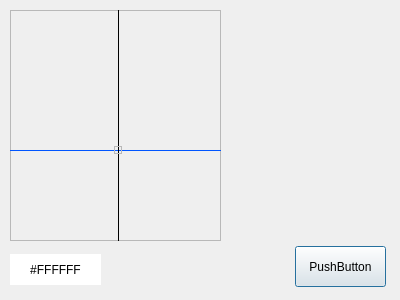
The window that frame.ui (xsence-github/xcolorpick) describes before a commit, drawn with Qt 5.
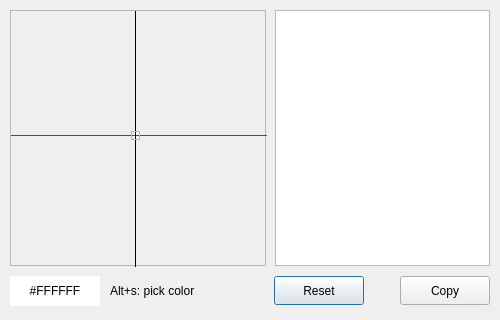
The same window after the commit.

```diff
--- a/frame.ui
+++ b/frame.ui
@@ -6,20 +6,20 @@
    <rect>
     <x>0</x>
     <y>0</y>
-    <width>400</width>
-    <height>300</height>
+    <width>500</width>
+    <height>320</height>
    </rect>
   </property>
   <property name="minimumSize">
    <size>
-    <width>400</width>
-    <height>300</height>
+    <width>500</width>
+    <height>320</height>
    </size>
   </property>
   <property name="maximumSize">
    <size>
-    <width>400</width>
-    <height>300</height>
+    <width>500</width>
+    <height>320</height>
    </size>
   </property>
   <property name="windowTitle">
@@ -29,9 +29,9 @@
    <property name="geometry">
     <rect>
      <x>10</x>
-     <y>254</y>
-     <width>91</width>
-     <height>31</height>
+     <y>276</y>
+     <width>90</width>
+     <height>30</height>
     </rect>
    </property>
    <property name="styleSheet">
@@ -50,8 +50,8 @@
     <rect>
      <x>10</x>
      <y>10</y>
-     <width>211</width>
-     <height>231</height>
+     <width>256</width>
+     <height>256</height>
     </rect>
    </property>
    <property name="frameShape">
@@ -64,23 +64,23 @@
   <widget class="QPushButton" name="pushButton">
    <property name="geometry">
     <rect>
-     <x>295</x>
-     <y>246</y>
-     <width>91</width>
-     <height>41</height>
+     <x>274</x>
+     <y>276</y>
+     <width>90</width>
+     <height>29</height>
     </rect>
    </property>
    <property name="text">
-    <string>PushButton</string>
+    <string>Reset</string>
    </property>
   </widget>
   <widget class="Line" name="line_h">
    <property name="geometry">
     <rect>
-     <x>10</x>
-     <y>140</y>
-     <width>211</width>
-     <height>20</height>
+     <x>11</x>
+     <y>135</y>
+     <width>256</width>
+     <height>1</height>
     </rect>
    </property>
    <property name="styleSheet">
@@ -99,10 +99,10 @@
   <widget class="Line" name="line_v">
    <property name="geometry">
     <rect>
-     <x>110</x>
-     <y>10</y>
-     <width>16</width>
-     <height>231</height>
+     <x>135</x>
+     <y>11</y>
+     <width>1</width>
+     <height>256</height>
     </rect>
    </property>
    <property name="frameShadow">
@@ -115,10 +115,10 @@
   <widget class="QLabel" name="color_preview">
    <property name="geometry">
     <rect>
-     <x>114</x>
-     <y>146</y>
-     <width>8</width>
-     <height>8</height>
+     <x>131</x>
+     <y>131</y>
+     <width>9</width>
+     <height>9</height>
     </rect>
    </property>
    <property name="frameShape">
@@ -128,6 +128,97 @@
     <string/>
    </property>
   </widget>
+  <widget class="QTableWidget" name="color_list">
+   <property name="geometry">
+    <rect>
+     <x>275</x>
+     <y>10</y>
+     <width>215</width>
+     <height>256</height>
+    </rect>
+   </property>
+   <property name="verticalScrollBarPolicy">
+    <enum>Qt::ScrollBarAlwaysOff</enum>
+   </property>
+   <property name="horizontalScrollBarPolicy">
+    <enum>Qt::ScrollBarAlwaysOff</enum>
+   </property>
+   <property name="editTriggers">
+    <set>QAbstractItemView::NoEditTriggers</set>
+   </property>
+   <property name="showDropIndicator" stdset="0">
+    <bool>false</bool>
+   </property>
+   <property name="dragDropOverwriteMode">
+    <bool>false</bool>
+   </property>
+   <property name="selectionMode">
+    <enum>QAbstractItemView::SingleSelection</enum>
+   </property>
+   <property name="selectionBehavior">
+    <enum>QAbstractItemView::SelectRows</enum>
+   </property>
+   <property name="rowCount">
+    <number>0</number>
+   </property>
+   <property name="columnCount">
+    <number>2</number>
+   </property>
+   <attribute name="horizontalHeaderVisible">
+    <bool>false</bool>
+   </attribute>
+   <attribute name="horizontalHeaderCascadingSectionResizes">
+    <bool>true</bool>
+   </attribute>
+   <attribute name="horizontalHeaderDefaultSectionSize">
+    <number>50</number>
+   </attribute>
+   <attribute name="horizontalHeaderHighlightSections">
+    <bool>false</bool>
+   </attribute>
+   <attribute name="horizontalHeaderStretchLastSection">
+    <bool>true</bool>
+   </attribute>
+   <attribute name="verticalHeaderVisible">
+    <bool>false</bool>
+   </attribute>
+   <column>
+    <property name="text">
+     <string>list_preview</string>
+    </property>
+   </column>
+   <column>
+    <property name="text">
+     <string>list_value</string>
+    </property>
+   </column>
+  </widget>
+  <widget class="QPushButton" name="btn_copy">
+   <property name="geometry">
+    <rect>
+     <x>400</x>
+     <y>276</y>
+     <width>90</width>
+     <height>29</height>
+    </rect>
+   </property>
+   <property name="text">
+    <string>Copy</string>
+   </property>
+  </widget>
+  <widget class="QLabel" name="label_tip">
+   <property name="geometry">
+    <rect>
+     <x>110</x>
+     <y>276</y>
+     <width>161</width>
+     <height>30</height>
+    </rect>
+   </property>
+   <property name="text">
+    <string>Alt+s: pick color</string>
+   </property>
+  </widget>
  </widget>
  <resources/>
  <connections/>
```
Left out of the diff: 2 changed lines with no effect on the pictures.
